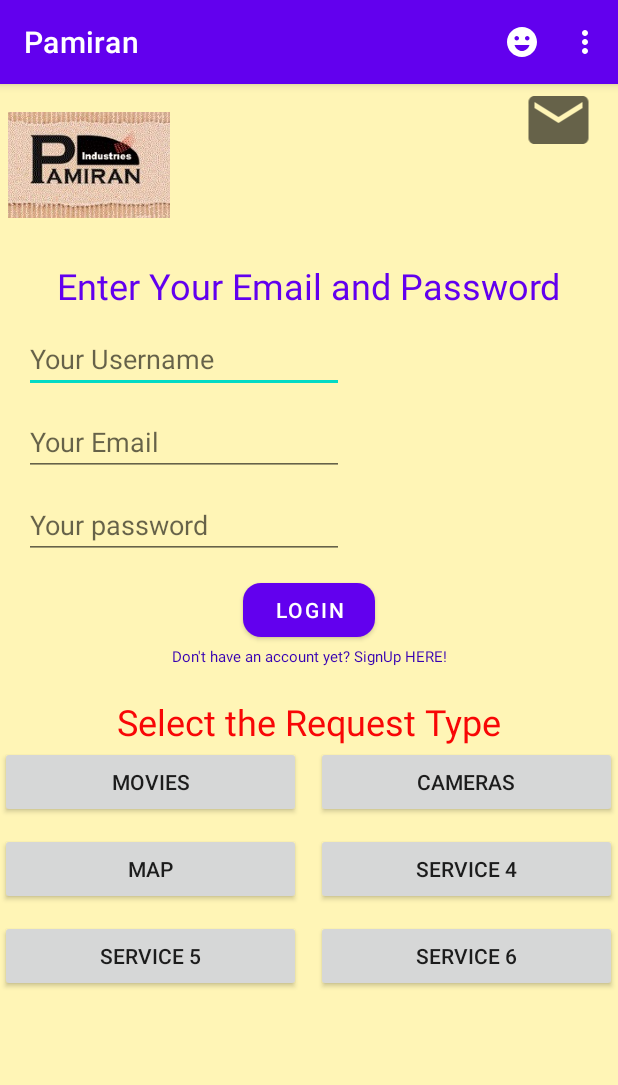
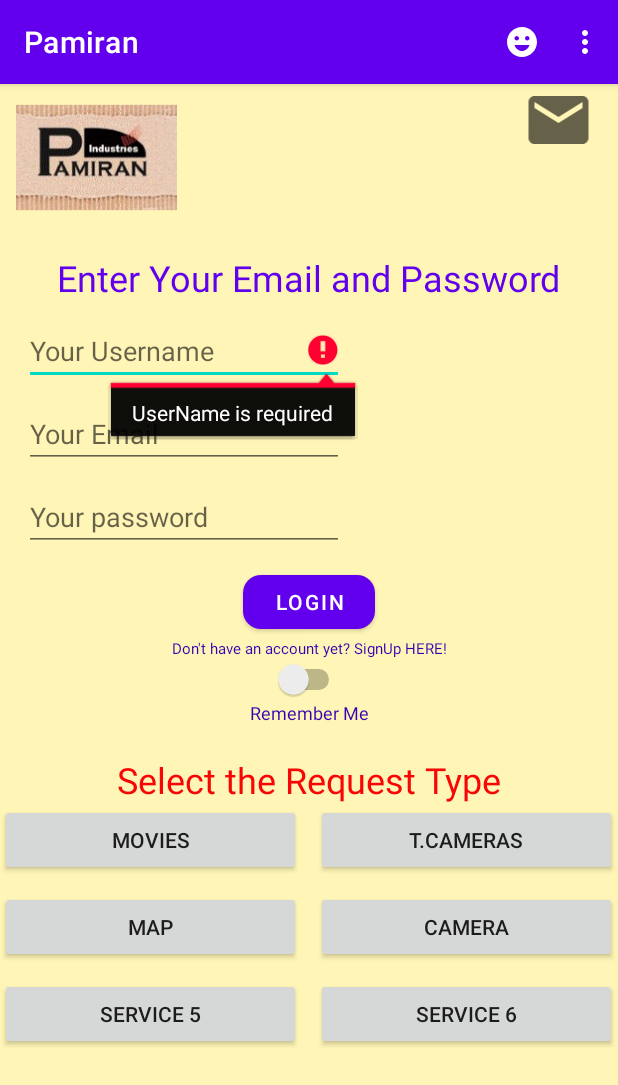
Before and after one commit to PayamTaherirostami/Pamiran-Android-mobile-App, an Android app: the screen it shows after launch (MainActivity), after a tap on "LOGIN", on a phone screen of 412 x 824 dp. Shown: the top 1085 px of the screen. Run offline under Robolectric (Android 15) with nearby library versions, the phone set to English and light mode, and no system bars; our stand-ins replace Firebase (no records; nobody signed in at launch, a user with empty details on screens opened directly).

```diff
--- a/app/build.gradle
+++ b/app/build.gradle
@@ -48,15 +48,15 @@ dependencies {
     implementation 'androidx.appcompat:appcompat:1.2.0'
     implementation 'com.google.android.material:material:1.3.0'
     implementation 'androidx.constraintlayout:constraintlayout:2.0.4'
-    testImplementation 'junit:junit:4.+'
+    testImplementation 'junit:junit:4.13.2'
     androidTestImplementation 'androidx.test.ext:junit:1.1.2'
     androidTestImplementation 'androidx.test.espresso:espresso-core:3.3.0'
     implementation 'com.squareup.picasso:picasso:2.71828'
     implementation 'com.android.volley:volley:1.2.0'
     implementation platform('com.google.firebase:firebase-bom:28.0.1')
     implementation 'com.google.firebase:firebase-database'
-    implementation 'com.google.firebase:firebase-analytics'
-    implementation 'com.google.firebase:firebase-appcheck-safetynet:16.0.0-beta01'
+
+
     implementation fileTree(dir: 'libs', include: ['*.jar'])
     implementation 'androidx.lifecycle:lifecycle-extensions:2.2.0'
     androidTestImplementation 'androidx.test.espresso:espresso-core:3.3.0'
--- /dev/null
+++ b/app/src/main/java/com/pamiranindustries/pamiran/EmailValidator.java
@@ -0,0 +1,53 @@
+package com.pamiranindustries.pamiran;
+
+
+import android.text.Editable;
+import android.text.TextWatcher;
+
+import java.util.regex.Pattern;
+
+    /**
+     * An Email format validator for {@link android.widget.EditText}.
+     */
+    public class EmailValidator implements TextWatcher {
+
+        /**
+         * Email validation pattern.
+         */
+        public static final Pattern EMAIL_PATTERN = Pattern.compile(
+                "[a-zA-Z0-9\\+\\.\\_\\%\\-\\+]{1,256}" +
+                        "\\@" +
+                        "[a-zA-Z0-9][a-zA-Z0-9\\-]{0,64}" +
+                        "(" +
+                        "\\." +
+                        "[a-zA-Z0-9][a-zA-Z0-9\\-]{0,25}" +
+                        ")+"
+        );
+
+        private boolean mIsValid = false;
+
+        public boolean isValid() {
+            return mIsValid;
+        }
+
+        /**
+         * Validates if the given input is a valid email address.
+         *
+         * @param email        The email to validate.
+         * @return {@code true} if the input is a valid email. {@code false} otherwise.
+         */
+        public static boolean isValidEmail(CharSequence email) {
+            return email != null && EMAIL_PATTERN.matcher(email).matches();
+        }
+
+        @Override
+        final public void afterTextChanged(Editable editableText) {
+            mIsValid = isValidEmail(editableText);
+        }
+
+        @Override
+        final public void beforeTextChanged(CharSequence s, int start, int count, int after) {/*No-op*/}
+
+        @Override
+        final public void onTextChanged(CharSequence s, int start, int before, int count) {/*No-op*/}
+    }
--- a/app/src/main/java/com/pamiranindustries/pamiran/MainActivity.java
+++ b/app/src/main/java/com/pamiranindustries/pamiran/MainActivity.java
@@ -2,15 +2,15 @@
 package com.pamiranindustries.pamiran;
 
 import androidx.annotation.NonNull;
-import androidx.appcompat.app.AlertDialog;
 import androidx.appcompat.app.AppCompatActivity;
 import android.content.Intent;
+import android.content.SharedPreferences;
 import android.os.Bundle;
 import android.util.Log;
-import android.util.Patterns;
 import android.view.View;
 import android.widget.EditText;
 import android.widget.ProgressBar;
+import android.widget.Switch;
 import android.widget.Toast;
 
 import com.google.android.gms.tasks.OnCompleteListener;
@@ -21,10 +21,7 @@ import com.google.firebase.auth.FirebaseUser;
 import com.google.firebase.auth.UserProfileChangeRequest;
 
 import android.content.Context;
-import android.content.DialogInterface;
-import android.content.Intent;
 import android.view.LayoutInflater;
-import android.view.View;
 import android.view.ViewGroup;
 import android.widget.BaseAdapter;
 import android.widget.Button;
@@ -33,11 +30,6 @@ import android.view.MenuInflater;
 import android.view.MenuItem;
 
 import android.widget.GridView;
-import android.widget.TextView;
-import android.widget.Toast;
-import android.widget.Toolbar;
-
-import java.text.BreakIterator;
 
 public class MainActivity extends AppCompatActivity implements View.OnClickListener {
     Button buttonLogin;
@@ -45,8 +37,19 @@ public class MainActivity extends AppCompatActivity implements View.OnClickListe
     EditText editTextEmail, editTextPassword, editTextUserName;
     ProgressBar progressBar;
     private EditText username;
-    private String[] myStringArray={"Movies","Cameras","Map","Service 4","Service 5","Service 6"};
-
+    private String[] myStringArray={"Movies","T.Cameras","Map","Camera","Service 5","Service 6"};
+    public static final String SHARED_PREFS= "sharedPrefs";
+    public static final String EMAIL= "email";
+    public static final String PASSWORD= "password";
+    public static final String USERNAME= "username2";
+    public  static final String SWITCH1="switch1";
+    private String email;
+    private String password;
+    private String username2;
+    private Switch switch1;
+    private  boolean switchOnOff;
+    private  EmailValidator emailValidator;
+    private static final String TAG = "MainActivity";
     @Override
     protected void onCreate(Bundle savedInstanceState) {
         super.onCreate(savedInstanceState);
@@ -59,15 +62,20 @@ public class MainActivity extends AppCompatActivity implements View.OnClickListe
         editTextUserName= (EditText) findViewById(R.id.editTextUserName);
         progressBar = (ProgressBar) findViewById(R.id.progressbar);
         buttonLogin= (Button) findViewById(R.id.buttonLogin);
+        switch1= (Switch) findViewById(R.id.switch1);
 
         BtnAdapter adapter= new BtnAdapter(MainActivity.this,myStringArray);
         gridView.setAdapter(new BtnAdapter(this,myStringArray));
         gridView.setAdapter(adapter);
 
+        emailValidator=new EmailValidator();
+        editTextEmail.addTextChangedListener(emailValidator);
+
         findViewById(R.id.textViewSignup).setOnClickListener(this);
         findViewById(R.id.buttonLogin).setOnClickListener(this);
 
-
+    loadData();
+    updateViews();
     }
 
 
@@ -139,11 +147,13 @@ public class MainActivity extends AppCompatActivity implements View.OnClickListe
             if (btn.getText() == "Movies") {
 
                 startActivity(new Intent(MainActivity.this,MoviesActivity.class));}
-            else if (btn.getText() =="Cameras") {
+            else if (btn.getText() =="T.Cameras") {
                 startActivity(new Intent(MainActivity.this, CamerasActivity.class));
             }else if (btn.getText() =="Map") {
                     startActivity(new Intent(MainActivity.this,TrafficMapActivity.class));
-                }
+                }else if (btn.getText() =="Camera") {
+                startActivity(new Intent(MainActivity.this, CamActivity.class));
+            }
 
              else {
                 Toast.makeText(MainActivity.this,"You selected "+btn.getText(),Toast.LENGTH_LONG).show();
@@ -194,7 +204,7 @@ public class MainActivity extends AppCompatActivity implements View.OnClickListe
         }
 
     }
-//    private void userLogin() {
+
     private void signIn(){
 
         Log.d("FIREBASE", "signIn");
@@ -203,17 +213,21 @@ public class MainActivity extends AppCompatActivity implements View.OnClickListe
         String username = editTextUserName.getText().toString().trim();
         Log.d("FIREBASE", "email:" + email);
         Log.d("FIREBASE", "password:" + password);
-//        if (username.isEmpty()) {
-//            editTextUserName.setError("UserName is required");
-//            editTextUserName.requestFocus();
-//            return;
-//        }
+
+//        testValidation();
+
+
+        if (username.isEmpty()) {
+            editTextUserName.setError("UserName is required");
+            editTextUserName.requestFocus();
+            return;
+        }
 //
-//        if (email.isEmpty()) {
-//            editTextEmail.setError("Email is required");
-//            editTextEmail.requestFocus();
-//            return;
-//        }
+        if (email.isEmpty()) {
+            editTextEmail.setError("Email is required");
+            editTextEmail.requestFocus();
+            return;
+        }
 //
 //        if (!Patterns.EMAIL_ADDRESS.matcher(email).matches()) {
 //            editTextEmail.setError("Please enter a valid email");
@@ -221,19 +235,19 @@ public class MainActivity extends AppCompatActivity implements View.OnClickListe
 //            return;
 //        }
 //
-//        if (password.isEmpty()) {
-//            editTextPassword.setError("Password is required");
-//            editTextPassword.requestFocus();
-//            return;
-//        }
-//
-//        if (password.length() < 6) {
-//            editTextPassword.setError("Minimum lenght of password should be 6");
-//            editTextPassword.requestFocus();
-//            return;
-//        }
+        if (password.isEmpty()) {
+            editTextPassword.setError("Password is required");
+            editTextPassword.requestFocus();
+            return;
+        }
 
-//        progressBar.setVisibility(View.VISIBLE);
+        if (password.length() < 6) {
+            editTextPassword.setError("Minimum length of password should be 6");
+            editTextPassword.requestFocus();
+            return;
+        }
+
+        progressBar.setVisibility(View.VISIBLE);
 
 //        mAuth.signInWithEmailAndPassword(email, password).addOnCompleteListener(new OnCompleteListener<AuthResult>() {
         FirebaseAuth mAuth = FirebaseAuth.getInstance();
@@ -241,7 +255,7 @@ public class MainActivity extends AppCompatActivity implements View.OnClickListe
                 .addOnCompleteListener(this, new OnCompleteListener<AuthResult>() {
             @Override
             public void onComplete(@NonNull Task<AuthResult> task) {
-//                progressBar.setVisibility(View.GONE);
+                progressBar.setVisibility(View.GONE);
                 Log.d("FIREBASE", "signIn:onComplete:" + task.isSuccessful());
 
                 if (task.isSuccessful()) {
@@ -271,7 +285,41 @@ public class MainActivity extends AppCompatActivity implements View.OnClickListe
                 }
             }
         });
+        saveData();
     }
+    public void saveData() {
+        if (!emailValidator.isValid()) {
+            editTextEmail.setError("invalid email");
+            Log.w("Error:->", "Noting is saved: Invalid email");
+        } else {
+            SharedPreferences sharedPreferences = getSharedPreferences(SHARED_PREFS, MODE_PRIVATE);
+            SharedPreferences.Editor editor = sharedPreferences.edit();
+            editor.putString(EMAIL, editTextEmail.getText().toString());
+            editor.putString(USERNAME, editTextUserName.getText().toString());
+            editor.putString(PASSWORD, editTextPassword.getText().toString());
+//        editor.putBoolean(SWITCH1, switch1.isChecked());
+            editor.apply();
+//        Toast.makeText(this,"Your information is saved",Toast.LENGTH_SHORT).show();
+        }
+    }
+    public void loadData(){
+        SharedPreferences sharedPreferences = getSharedPreferences(SHARED_PREFS,MODE_PRIVATE);
+        email= sharedPreferences.getString(EMAIL,"");
+        password= sharedPreferences.getString(PASSWORD,"");
+        username2 = sharedPreferences.getString(USERNAME,"");
+//        switchOnOff= sharedPreferences.getBoolean(SWITCH1,false);
+    }
+    public void updateViews(){
+
+        editTextEmail.setText(email);
+        editTextUserName.setText(username2);
+        editTextPassword.setText(password);
+//        switch1.setChecked(switchOnOff);
+
+    }
+
+
+// open the other activity from the personal firebase test
 
 //                if (task.isSuccessful()) {
 //                    finish();
@@ -287,16 +335,16 @@ public class MainActivity extends AppCompatActivity implements View.OnClickListe
    @Override
     public void onClick(View view) {
         switch (view.getId()) {
-//            case R.id.textViewSignup:
-//                finish();
-//                startActivity(new Intent(this, SignUpActivity.class));
-//                break;
+            case R.id.textViewSignup:
+                finish();
+                startActivity(new Intent(this, SignUpActivity.class));
+                break;
 
             case R.id.buttonLogin:
-//                userLogin();
                 signIn();
                 break;
         }
     }
 
+
 }
--- a/app/src/main/res/layout/activity_firebase.xml
+++ b/app/src/main/res/layout/activity_firebase.xml
@@ -3,6 +3,7 @@
     xmlns:tools="http://schemas.android.com/tools"
     android:layout_width="match_parent"
     android:layout_height="match_parent"
+    android:background="#FFF5B6"
     tools:context=".FirebaseActivity">
 
 <!--    <include layout="@layout/toolbar" />-->
@@ -12,7 +13,7 @@
         android:layout_width="match_parent"
         android:layout_height="wrap_content"
         android:layout_marginLeft="10dp"
-        android:layout_marginTop="?attr/actionBarSize"
+        android:layout_marginTop="10dp"
         android:layout_marginRight="10dp"
         android:paddingTop="10dp" />
 
--- a/app/src/main/res/layout/activity_main.xml
+++ b/app/src/main/res/layout/activity_main.xml
@@ -14,7 +14,7 @@
 
     <androidx.constraintlayout.widget.ConstraintLayout
         android:layout_width="match_parent"
-        android:layout_height="match_parent">
+        android:layout_height="wrap_content">
 
         <TextView
             android:id="@+id/textView"
@@ -32,7 +32,8 @@
             android:id="@+id/imageView2"
             android:layout_width="wrap_content"
             android:layout_height="wrap_content"
-            android:layout_marginStart="5dp"
+            android:layout_marginStart="10dp"
+            android:layout_marginTop="-5dp"
             android:contentDescription="@string/imageView2"
             app:layout_constraintStart_toStartOf="parent"
             app:layout_constraintTop_toTopOf="parent"
@@ -89,7 +90,7 @@
             android:layout_marginTop="20dp"
             app:layout_constraintEnd_toEndOf="@+id/textView"
             app:layout_constraintStart_toStartOf="@+id/textView"
-            app:layout_constraintTop_toBottomOf="@+id/textViewSignup" />
+            app:layout_constraintTop_toBottomOf="@+id/save1" />
 
         <Button
             android:id="@+id/buttonLogin"
@@ -114,7 +115,23 @@
             app:layout_constraintEnd_toEndOf="parent"
             app:layout_constraintStart_toStartOf="parent"
             app:layout_constraintTop_toBottomOf="@+id/buttonLogin" />
-
+        <Switch
+            android:id="@+id/switch1"
+            android:layout_width="wrap_content"
+            android:layout_height="wrap_content"
+            app:layout_constraintEnd_toEndOf="parent"
+            app:layout_constraintStart_toStartOf="parent"
+            app:layout_constraintTop_toBottomOf="@+id/textViewSignup"/>
+       <TextView
+        android:id="@+id/save1"
+        android:layout_width="wrap_content"
+        android:layout_height="wrap_content"
+        android:text="@string/remember_me"
+        android:textColor="@color/purple_700"
+        android:textSize="12sp"
+        app:layout_constraintEnd_toEndOf="parent"
+        app:layout_constraintStart_toStartOf="parent"
+        app:layout_constraintTop_toBottomOf="@+id/switch1" />
         <ImageView
             android:id="@+id/inbox"
             android:layout_width="59dp"
--- a/app/src/main/res/layout/list_item.xml
+++ b/app/src/main/res/layout/list_item.xml
@@ -5,8 +5,10 @@
 
     <TextView
         android:id="@+id/item_title"
-        android:layout_width="wrap_content"
-        android:layout_height="wrap_content"
+        android:layout_width="match_parent"
+        android:background="@color/design_default_color_primary"
+        android:layout_height="30dp"
+        android:textColor="@color/white"
         android:layout_marginTop="7dp"
         android:textSize="20dp"
         android:textStyle="bold" />
```
Also changed, not shown: app/src/main/AndroidManifest.xml (+8 -5 lines), app/src/main/java/com/pamiranindustries/pamiran/CamActivity.java (added, +60 -0 lines), app/src/main/java/com/pamiranindustries/pamiran/FirebaseActivity.java (+21 -16 lines), app/src/main/java/com/pamiranindustries/pamiran/TrafficMapActivity.java (+9 -9 lines), app/src/main/res/layout/activity_cam.xml (added, +62 -0 lines), app/src/main/res/layout/item.xml (+4 -4 lines), app/src/main/res/values/strings.xml (+9 -0 lines), 2 other files.
